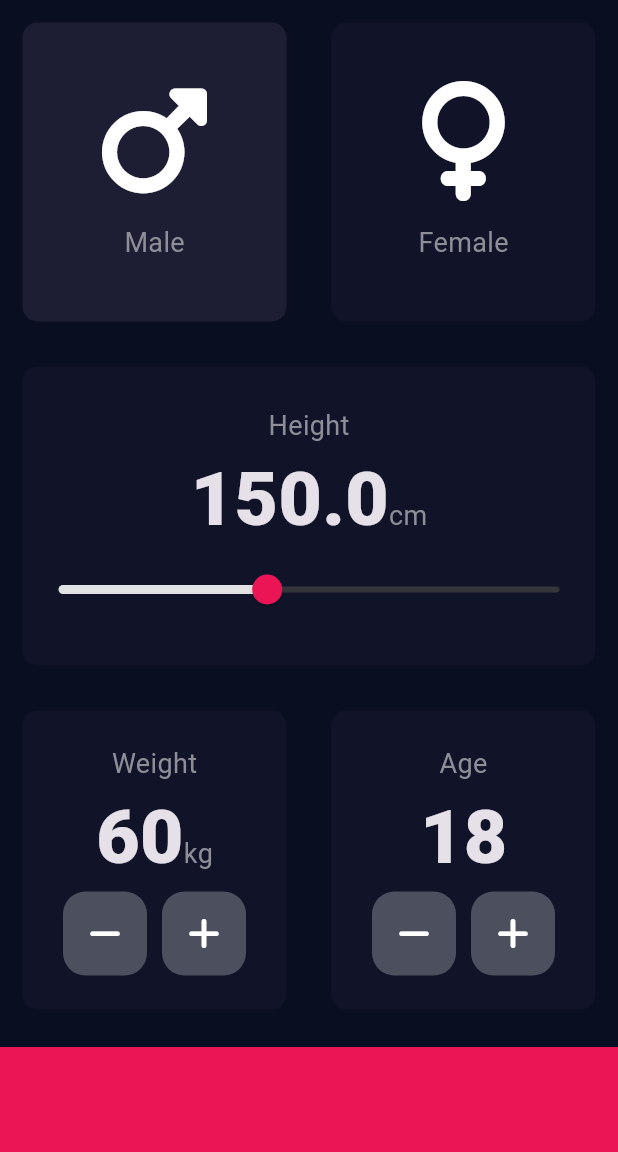
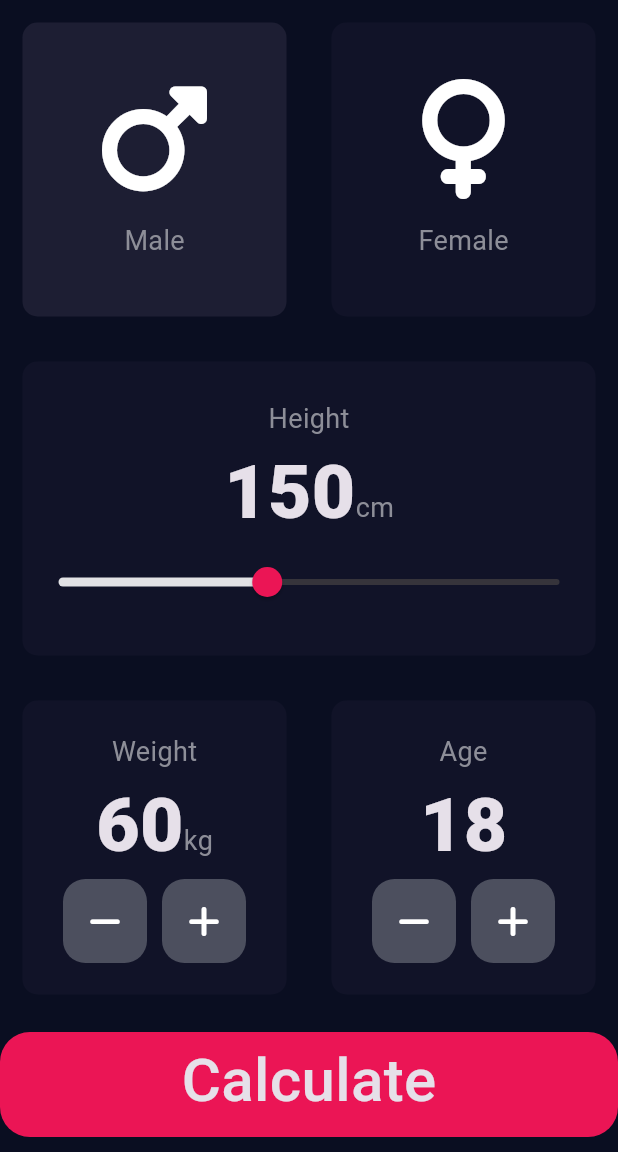
Before and after one commit to arashgl/flutter_bmi_calculator, a Flutter app: the screen it shows after launch, on a phone screen of 412 x 824 dp, the part 84-1236 px from its top. Run offline on Flutter 3.47's test engine with Material 3 defaults, Android fonts, the phone set to English and light mode, and no system bars; our stand-ins replace font_awesome_flutter.

Commit message:
finished the app

```diff
--- /dev/null
+++ b/lib/components/bottom_button.dart
@@ -0,0 +1,33 @@
+import 'package:flutter/material.dart';
+import 'package:bmi_calculator/constants/constants.dart';
+
+class BottomButton extends StatelessWidget {
+  final void Function()? onTap;
+  final String title;
+
+  const BottomButton(
+      {super.key, required this.onTap, this.title = "Calculate"});
+
+  @override
+  Widget build(BuildContext context) {
+    return GestureDetector(
+      onTap: onTap,
+      child: Container(
+        margin: EdgeInsets.only(top: 10, bottom: 10),
+        width: double.infinity,
+        height: 70,
+        decoration: BoxDecoration(
+          color: Color(0xFFEB1555),
+          borderRadius: BorderRadius.all(Radius.circular(20)),
+        ),
+        padding: EdgeInsets.only(bottom: 5),
+        child: Center(
+          child: Text(
+            title,
+            style: kButtonTextStyle,
+          ),
+        ),
+      ),
+    );
+  }
+}
--- /dev/null
+++ b/lib/components/index.dart
@@ -0,0 +1,3 @@
+export 'bottom_button.dart';
+export 'icon_contents.dart';
+export 'reusable_card.dart';
--- a/lib/constants/constants.dart
+++ b/lib/constants/constants.dart
@@ -11,5 +11,25 @@ const kLabelTextStyle = TextStyle(
 
 const kBoldLabelTextStyle = TextStyle(
   fontSize: 50,
-  fontWeight: FontWeight.w800,
+  fontWeight: FontWeight.w900,
 );
+
+const kButtonTextStyle = TextStyle(
+  fontSize: 40,
+  fontWeight: FontWeight.w500,
+);
+
+const kTitleTextStyle = TextStyle(
+  fontSize: 50,
+  fontWeight: FontWeight.bold,
+);
+
+const kResultTextStyle = TextStyle(
+    color: Color(0xFF24D876), fontSize: 22, fontWeight: FontWeight.bold);
+
+const kBMITextStyle = TextStyle(
+  fontSize: 100,
+  fontWeight: FontWeight.bold,
+);
+
+const kBodyTextStyle = TextStyle(fontSize: 22);
--- /dev/null
+++ b/lib/constants/index.dart
@@ -0,0 +1 @@
+export 'constants.dart';
--- a/lib/main.dart
+++ b/lib/main.dart
@@ -1,5 +1,5 @@
 import 'package:flutter/material.dart';
-import 'input_page.dart';
+import 'pages/input_page.dart';
 
 void main() => runApp(const BMICalculator());
 
--- a/lib/input_page.dart
+++ b/lib/pages/input_page.dart
@@ -1,8 +1,9 @@
+import 'package:bmi_calculator/pages/result_page.dart';
 import 'package:flutter/material.dart';
 import 'package:font_awesome_flutter/font_awesome_flutter.dart';
-import 'components/icon_contents.dart';
-import 'components/reusable_card.dart';
-import 'constants/constants.dart';
+import '../constants/constants.dart';
+import '../components/index.dart';
+import 'package:bmi_calculator/calculator.dart';
 
 class InputPage extends StatefulWidget {
   const InputPage({super.key});
@@ -15,7 +16,7 @@ enum Gender { male, female }
 
 class _InputPageState extends State<InputPage> {
   Gender selectedGender = Gender.male;
-  double height = 150;
+  int height = 150;
   int weight = 60;
   int age = 18;
 
@@ -98,10 +99,10 @@ class _InputPageState extends State<InputPage> {
                           child: Slider(
                             min: 100,
                             max: 220,
-                            value: height,
+                            value: height.toDouble(),
                             onChanged: (double value) {
                               setState(() {
-                                height = value.round().toDouble();
+                                height = value.toInt();
                               });
                             },
                           ),
@@ -216,11 +217,23 @@ class _InputPageState extends State<InputPage> {
               ],
             ),
           ),
-          Container(
-            color: Color(0xFFEB1555),
-            margin: EdgeInsets.only(top: 10),
-            width: double.infinity,
-            height: 70,
+          BottomButton(
+            title: "Calculate",
+            onTap: () {
+              Calculator calc =
+                  Calculator(height: height.toInt(), weight: weight);
+              final result = calc.getResult();
+
+              Navigator.push(
+                  context,
+                  MaterialPageRoute(
+                      builder: (context) => ResultsPage(
+                            resultText: result[ResultsKeys.state],
+                            color: result[ResultsKeys.color],
+                            bmiResult: calc.calculateBMI(),
+                            interpretation: result[ResultsKeys.message],
+                          )));
+            },
           ),
         ],
       ),
```
Also changed, not shown: lib/calculator.dart (added, +39 -0 lines), lib/pages/result_page.dart (added, +84 -0 lines).
